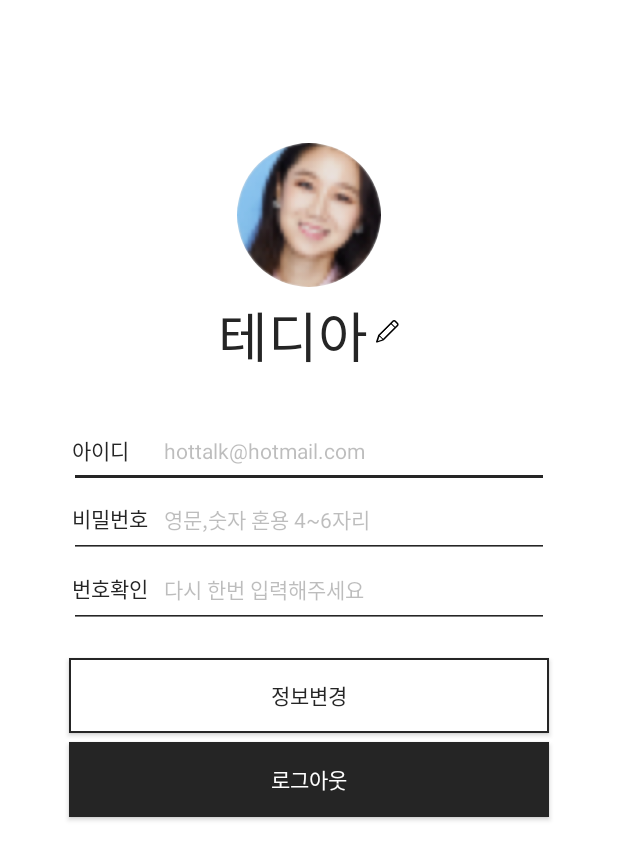
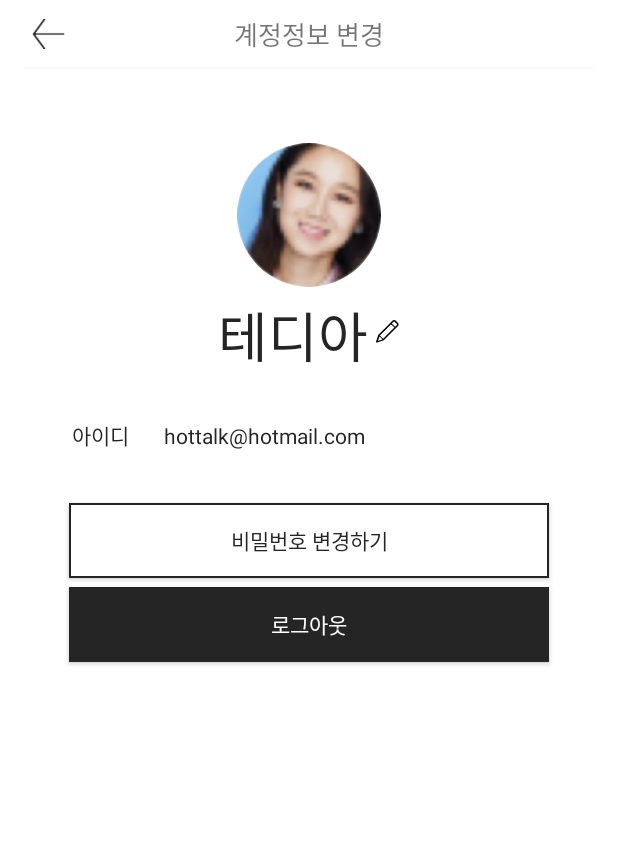
Before and after one commit to FireTalk/tvtalk, an Android app: the layout activity_loginafter.xml on its own in the app's theme, with its tools: preview values and no code run, on a phone screen of 412 x 824 dp. Shown: the top 860 px of the screen. Run offline under Robolectric (Android 15) with nearby library versions, the phone set to English and light mode, and no system bars.

Commit message:
merge loginafter

```diff
--- a/app/src/main/java/kr/co/tvtalk/LoginActivity.java
+++ b/app/src/main/java/kr/co/tvtalk/LoginActivity.java
@@ -223,6 +223,7 @@ public class LoginActivity extends AppCompatActivity {
                 public void onComplete(@NonNull Task<AuthResult> task) {
                     if(task.isSuccessful()){
                         startActivity(new Intent().setClass(getApplicationContext(),MainActivity.class));
+
                     }else{
                         Toast.makeText(LoginActivity.this, "잘못된 로그인 정보입니다.", Toast.LENGTH_LONG).show();
                     }
--- a/app/src/main/res/layout/activity_loginafter.xml
+++ b/app/src/main/res/layout/activity_loginafter.xml
@@ -9,6 +9,30 @@
     tools:context="kr.co.tvtalk.LoginAfterActivity"
     android:background="#ffffff"
     >
+    <RelativeLayout
+        android:id="@+id/loginafter_action_bar"
+        android:layout_width="match_parent"
+        android:layout_height="46dp"
+        android:background="@drawable/underline_bar"
+        >
+        <ImageView
+            android:id="@+id/loginafter_back_btn"
+            android:layout_width="wrap_content"
+            android:layout_height="wrap_content"
+            android:background="@drawable/back_btn"
+            android:padding="10dp"
+            android:layout_centerVertical="true"
+            android:layout_marginLeft="5dp"
+            />
+        <TextView
+            android:layout_width="wrap_content"
+            android:layout_height="wrap_content"
+            android:layout_centerHorizontal="true"
+            android:layout_centerVertical="true"
+            android:text="계정정보 변경"
+            android:textSize="17sp"
+            />
+    </RelativeLayout>
     <de.hdodenhof.circleimageview.CircleImageView
         android:id="@+id/profile_image"
         android:layout_width="96dp"
@@ -44,14 +68,14 @@
             />
     </LinearLayout>
 
-    <EditText
+    <TextView
         android:id="@+id/login_email_id"
         android:layout_width="match_parent"
         android:layout_height="wrap_content"
-        android:hint="hottalk@hotmail.com"
+        android:text="hottalk@hotmail.com"
         android:paddingLeft="63dp"
         android:backgroundTint="#252525"
-        android:textColorHint="#4d252525"
+        android:textColor="#252525"
         android:layout_below="@id/profile_layout"
         android:layout_marginTop="30dp"
         android:layout_marginRight="30dp"
@@ -70,65 +94,14 @@
         android:textSize="14sp"
         android:layout_marginLeft="2dp"
         />
-    <EditText
-        android:id="@+id/login_password"
-        android:layout_below="@id/login_email_id"
-        android:layout_width="match_parent"
-        android:layout_height="wrap_content"
-        android:paddingLeft="63dp"
-        android:paddingBottom="15dp"
-        android:hint="영문,숫자 혼용 4~6자리"
-        android:backgroundTint="#252525"
-        android:textColorHint="#4d252525"
-        android:layout_centerVertical="true"
-        android:layout_marginRight="30dp"
-        android:layout_marginLeft="30dp"
-        android:textSize="14sp"
-        />
-    <TextView
-        android:id="@+id/login_password_description"
-        android:layout_width="wrap_content"
-        android:layout_height="wrap_content"
-        android:text="비밀번호"
-        android:textColor="#252525"
-        android:layout_alignBaseline="@id/login_password"
-        android:layout_alignLeft="@id/login_password"
-        android:textSize="14sp"
-        android:layout_marginLeft="2dp"
-        />
-    <EditText
-        android:id="@+id/login_confirm"
-        android:layout_below="@id/login_password"
-        android:layout_width="match_parent"
-        android:layout_height="wrap_content"
-        android:paddingLeft="63dp"
-        android:paddingBottom="15dp"
-        android:hint="다시 한번 입력해주세요"
-        android:backgroundTint="#252525"
-        android:textColorHint="#4d252525"
-        android:layout_centerVertical="true"
-        android:layout_marginRight="30dp"
-        android:layout_marginLeft="30dp"
-        android:textSize="14sp"
-        />
-    <TextView
-        android:id="@+id/login_confrim_password"
-        android:layout_width="wrap_content"
-        android:layout_height="wrap_content"
-        android:text="번호확인"
-        android:textColor="#252525"
-        android:layout_alignBaseline="@id/login_confirm"
-        android:layout_alignLeft="@id/login_confirm"
-        android:textSize="14sp"
-        android:layout_marginLeft="2dp"
-        />
+
 
     <Button
         android:id="@+id/login_repair_btn"
-        android:layout_below="@id/login_confirm"
+        android:layout_below="@id/login_email_id"
         android:layout_width="match_parent"
         android:layout_height="50dp"
-        android:text="정보변경"
+        android:text="비밀번호 변경하기"
         android:textColor="#252525"
         android:background="@drawable/registent_button"
         android:layout_marginRight="30dp"
--- a/app/src/main/res/layout/activity_profile.xml
+++ b/app/src/main/res/layout/activity_profile.xml
@@ -4,7 +4,7 @@
     xmlns:app="http://schemas.android.com/apk/res-auto"
     xmlns:tools="http://schemas.android.com/tools" android:layout_width="match_parent"
     android:layout_height="match_parent" android:fitsSystemWindows="true"
-    tools:context="com.example.kwongyo.firetalk.kr.co.tvtalk.ProfileActivity">
+    tools:context="kr.co.tvtalk.ProfileActivity">
 
     <android.support.design.widget.AppBarLayout android:layout_height="wrap_content"
         android:layout_width="match_parent" android:theme="@style/AppBarOverlay">
```
Also changed, not shown: app/src/main/java/kr/co/tvtalk/ChangePWActivity.java (added, +46 -0 lines), app/src/main/java/kr/co/tvtalk/DramaListActivity.java (+7 -4 lines), app/src/main/java/kr/co/tvtalk/LoginAfterActivity.java (+49 -24 lines), app/src/main/java/kr/co/tvtalk/NicknameActivity.java (added, +8 -0 lines), app/src/main/res/layout/activity_changepw.xml (added, +134 -0 lines), app/src/main/res/layout/activity_nickname.xml (added, +109 -0 lines).
